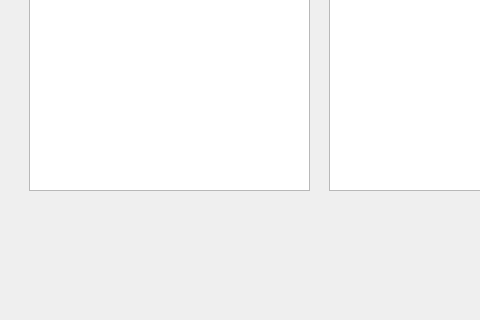
jipark721/kh_proj, file view/stackedwid1.ui: the form before one commit; both pictures show x 0 to 480 and y 449 to 769 of the 1269 by 769 pixel window.
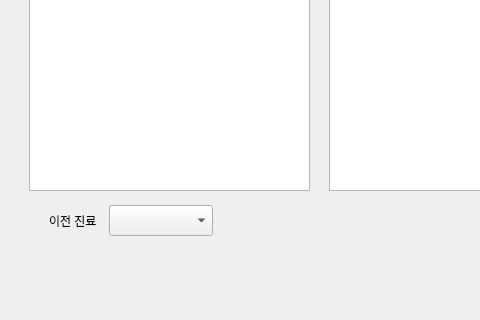
The form after the commit. The open tabs and pages were chosen to show the change.

Commit message: bring back bring info

```diff
--- a/view/stackedwid1.ui
+++ b/view/stackedwid1.ui
@@ -1275,7 +1275,7 @@
            <x>20</x>
            <y>40</y>
            <width>1221</width>
-           <height>631</height>
+           <height>641</height>
           </rect>
          </property>
          <widget class="QListWidget" name="listWidget_diseases_7">
@@ -1400,6 +1400,29 @@
            <string>만성 알레르기 lgG4 음식 </string>
           </property>
          </widget>
+         <widget class="QComboBox" name="past_diagnosis_combobox_7">
+          <property name="geometry">
+           <rect>
+            <x>80</x>
+            <y>605</y>
+            <width>104</width>
+            <height>31</height>
+           </rect>
+          </property>
+         </widget>
+         <widget class="QLabel" name="label_69">
+          <property name="geometry">
+           <rect>
+            <x>20</x>
+            <y>610</y>
+            <width>71</width>
+            <height>21</height>
+           </rect>
+          </property>
+          <property name="text">
+           <string>이전 진료</string>
+          </property>
+         </widget>
         </widget>
         <widget class="QWidget" name="widget_19" native="true">
          <property name="geometry">
```
Left out of the diff: 2 changed lines with no effect on the pictures. The commit also changes 2 other files.
